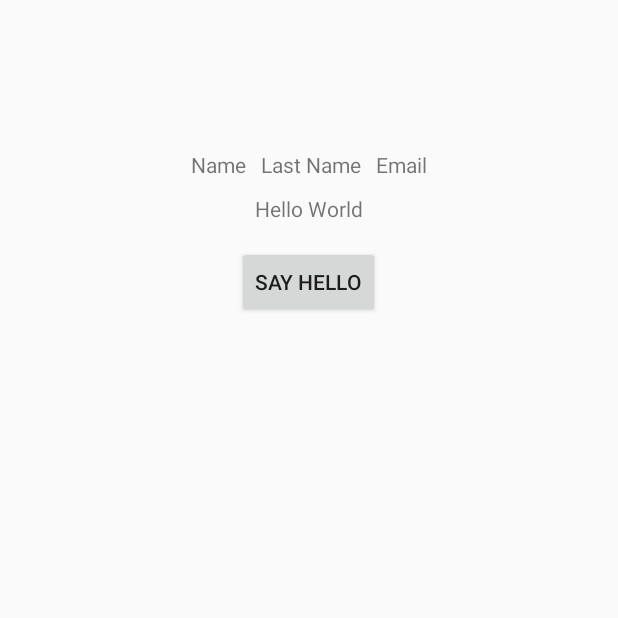
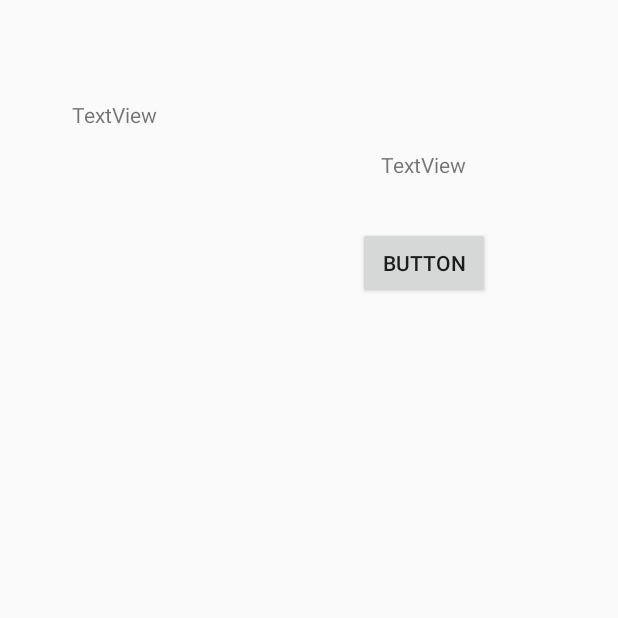
Before and after one commit to JonathanLacabe/TestApp, an Android app built with Jetpack Compose: the screen it shows after launch (MainActivity), on a phone screen of 412 x 824 dp, the top half of it. Run offline under Robolectric (Android 15) with nearby library versions, the phone set to English and light mode, and no system bars.

Commit message:
messing around with constraints

```diff
--- a/app/src/main/res/layout/activity_main.xml
+++ b/app/src/main/res/layout/activity_main.xml
@@ -1,61 +1,62 @@
 <?xml version="1.0" encoding="utf-8"?>
-<RelativeLayout xmlns:android="http://schemas.android.com/apk/res/android"
+<androidx.constraintlayout.widget.ConstraintLayout xmlns:android="http://schemas.android.com/apk/res/android"
     xmlns:app="http://schemas.android.com/apk/res-auto"
     xmlns:tools="http://schemas.android.com/tools"
     android:layout_width="match_parent"
     android:layout_height="match_parent"
     tools:context=".MainActivity">
 
-    <RelativeLayout
+    <TextView
+        android:id="@+id/textView"
         android:layout_width="wrap_content"
         android:layout_height="wrap_content"
-        android:id="@+id/firstRelLayout"
-        android:layout_centerHorizontal="true"
         android:layout_marginTop="100dp"
-        >
+        android:text="TextView"
+        app:layout_constraintEnd_toEndOf="parent"
+        app:layout_constraintStart_toStartOf="@+id/guideline"
+        app:layout_constraintTop_toTopOf="parent"
+        tools:text="@tools:sample/lorem" />
 
-        <TextView
-            android:layout_width="wrap_content"
-            android:layout_height="wrap_content"
-            android:text="Name"
-            android:id="@+id/txtName" />
-
-        <TextView
-            android:layout_width="wrap_content"
-            android:layout_height="wrap_content"
-            android:id="@+id/txtLastName"
-            android:text="Last Name"
-            android:layout_toRightOf="@+id/txtName"
-            android:layout_marginLeft="10dp"
-            />
-
-        <TextView
-            android:layout_width="wrap_content"
-            android:layout_height="wrap_content"
-            android:text="Email"
-            android:id="@+id/txtEmail"
-            android:layout_toRightOf="@+id/txtLastName"
-            android:layout_marginLeft="10dp"
-            />
-    </RelativeLayout>
+    <Button
+        android:id="@+id/button"
+        android:layout_width="wrap_content"
+        android:layout_height="wrap_content"
+        android:layout_marginTop="32dp"
+        android:text="Button"
+        app:layout_constraintEnd_toEndOf="@+id/textView"
+        app:layout_constraintStart_toStartOf="@+id/textView"
+        app:layout_constraintTop_toBottomOf="@+id/textView" />
 
     <TextView
+        android:id="@+id/textView2"
         android:layout_width="wrap_content"
         android:layout_height="wrap_content"
-        android:text="Hello World"
-        android:layout_below="@+id/firstRelLayout"
-        android:layout_centerHorizontal="true"
-        android:layout_marginTop="10dp"
-        android:id="@+id/txtHello"
-        />
+        android:text="TextView"
+        app:layout_constraintEnd_toStartOf="@+id/guideline"
+        app:layout_constraintStart_toStartOf="parent"
+        app:layout_constraintTop_toTopOf="@+id/guideline3" />
 
-    <Button
+    <androidx.constraintlayout.widget.Guideline
+        android:id="@+id/guideline"
         android:layout_width="wrap_content"
         android:layout_height="wrap_content"
-        android:text="Say Hello"
-        android:id="@+id/btnHello"
-        android:layout_below="@+id/txtHello"
-        android:layout_centerHorizontal="true"
-        android:layout_marginTop="15dp"
-        />
-</RelativeLayout>
+        android:orientation="vertical"
+        app:layout_constraintGuide_begin="153dp" />
+
+    <androidx.constraintlayout.widget.Guideline
+        android:id="@+id/guideline3"
+        android:layout_width="wrap_content"
+        android:layout_height="wrap_content"
+        android:orientation="horizontal"
+        app:layout_constraintGuide_begin="67dp" />
+
+    <ImageView
+        android:id="@+id/imageView"
+        android:layout_width="0dp"
+        android:layout_height="wrap_content"
+        app:layout_constraintDimensionRatio="w,1:1"
+        app:layout_constraintEnd_toEndOf="@+id/textView"
+        app:layout_constraintStart_toStartOf="@+id/textView"
+        tools:layout_editor_absoluteY="272dp"
+        tools:src="@tools:sample/avatars[11]" />
+</androidx.constraintlayout.widget.ConstraintLayout>
```
